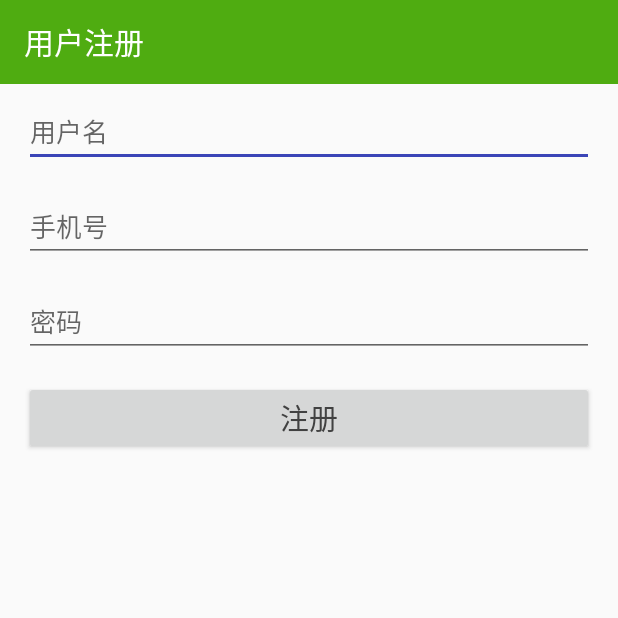
After one commit to crazyxu/SafeDrive-Android, an Android app: the RegisterActivity screen opened directly, with no data from a screen before it, on a phone screen of 412 x 824 dp, the top half of it. The commit adds this screen. Run offline under Robolectric (Android 15) with nearby library versions, the phone set to English and light mode, and no system bars; libraries missing offline, so code that uses them is left out: com.alibaba.fastjson, org.xutils, org.xutils.view, org.xutils.x; 1 statement that could not run was skipped.

Commit message:
登陆注册

```diff
--- a/app/build.gradle
+++ b/app/build.gradle
@@ -36,4 +36,5 @@ dependencies {
     compile 'com.mcxiaoke.volley:library:1.0.19'
     compile 'org.greenrobot:eventbus:3.0.0'
     compile 'com.alibaba:fastjson:1.2.8'
+    compile 'com.android.support:design:23.3.0'
 }
--- /dev/null
+++ b/app/src/main/java/me/xucan/safedrive/ui/activity/RegisterActivity.java
@@ -0,0 +1,78 @@
+package me.xucan.safedrive.ui.activity;
+
+import android.content.Intent;
+import android.os.Bundle;
+import android.support.v7.app.AppCompatActivity;
+import android.text.TextUtils;
+import android.view.View;
+import android.widget.EditText;
+import android.widget.TextView;
+import android.widget.Toast;
+
+import com.alibaba.fastjson.JSONObject;
+
+import org.xutils.view.annotation.ViewInject;
+import org.xutils.x;
+
+import java.util.HashMap;
+import java.util.Map;
+
+import me.xucan.safedrive.App;
+import me.xucan.safedrive.R;
+import me.xucan.safedrive.bean.User;
+import me.xucan.safedrive.db.MySp;
+import me.xucan.safedrive.message.RongManager;
+import me.xucan.safedrive.net.MJsonRequest;
+import me.xucan.safedrive.net.MRequestListener;
+import me.xucan.safedrive.net.NetParams;
+
+public class RegisterActivity extends AppCompatActivity implements MRequestListener{
+    @ViewInject(R.id.et_name)
+    private TextView etName;
+
+    @ViewInject(R.id.et_phone)
+    private EditText etPhone;
+
+    @ViewInject(R.id.et_pwd)
+    private EditText etPwd;
+
+    @Override
+    protected void onCreate(Bundle savedInstanceState) {
+        super.onCreate(savedInstanceState);
+        setContentView(R.layout.activity_register);
+        x.view().inject(this);
+    }
+
+    public void register(View view){
+        String name = etName.getText().toString();
+        String pwd = etPwd.getText().toString();
+        String phone = etPhone.getText().toString();
+        if (!TextUtils.isEmpty(name) && !TextUtils.isEmpty(pwd) && !TextUtils.isEmpty(phone)){
+            Map<String, Object> map = new HashMap<>();
+            User user = new User();
+            user.setUserName(name);
+            user.setPassword(pwd);
+            user.setPhone(phone);
+            map.put("user", user);
+            new MJsonRequest(NetParams.URL_USER_REGISTER, map, this).startRequest();
+        }else{
+            Toast.makeText(this, "请填写完整信息", Toast.LENGTH_SHORT).show();
+        }
+    }
+
+    @Override
+    public void onSuccess(String requestUrl, JSONObject response) {
+        User user = response.getObject("user", User.class);
+        App.getInstance().setUserId(user.getUserId());
+        App.getInstance().setToken(user.getToken());
+        MySp.saveUser(user);
+        RongManager.connect();
+        startActivity(new Intent(RegisterActivity.this, MainActivity.class));
+    }
+
+    @Override
+    public void onError(String requestUrl, int errCode, String errMsg) {
+        if (errCode == 101)
+            Toast.makeText(this, "该手机号已注册", Toast.LENGTH_SHORT).show();
+    }
+}
--- /dev/null
+++ b/app/src/main/res/layout/activity_register.xml
@@ -0,0 +1,60 @@
+<?xml version="1.0" encoding="utf-8"?>
+<LinearLayout xmlns:android="http://schemas.android.com/apk/res/android"
+    xmlns:tools="http://schemas.android.com/tools"
+    android:layout_width="match_parent"
+    android:layout_height="match_parent"
+    xmlns:app="http://schemas.android.com/apk/res-auto"
+    android:orientation="vertical"
+    tools:context="me.xucan.safedrive.ui.activity.RegisterActivity">
+    <android.support.v7.widget.Toolbar
+        android:layout_width="match_parent"
+        android:layout_height="?attr/actionBarSize"
+        android:background="?attr/colorPrimary"
+        app:theme="@style/ThemeOverlay.AppCompat.Dark.ActionBar"
+        app:title="用户注册"/>
+    <EditText
+        android:id="@+id/et_name"
+        android:layout_width="match_parent"
+        android:layout_height="wrap_content"
+        android:textSize="17sp"
+        android:textColor="@color/colorDarkGray"
+        android:layout_marginLeft="16dp"
+        android:layout_marginRight="16dp"
+        android:layout_marginTop="8dp"
+        android:layout_marginBottom="8dp"
+        android:hint="用户名"/>
+    <EditText
+        android:id="@+id/et_phone"
+        android:layout_width="match_parent"
+        android:layout_height="wrap_content"
+        android:textSize="17sp"
+        android:textColor="@color/colorDarkGray"
+        android:layout_marginLeft="16dp"
+        android:layout_marginRight="16dp"
+        android:layout_marginTop="8dp"
+        android:layout_marginBottom="8dp"
+        android:hint="手机号"/>
+    <EditText
+        android:id="@+id/et_pwd"
+        android:layout_width="match_parent"
+        android:layout_height="wrap_content"
+        android:textSize="17sp"
+        android:textColor="@color/colorDarkGray"
+        android:layout_marginLeft="16dp"
+        android:layout_marginRight="16dp"
+        android:layout_marginTop="8dp"
+        android:layout_marginBottom="8dp"
+        android:hint="密码"/>
+    <Button
+        android:onClick="register"
+        android:layout_width="match_parent"
+        android:layout_height="wrap_content"
+        android:textSize="19sp"
+        android:textColor="@color/colorDarkGray"
+        android:layout_marginLeft="16dp"
+        android:layout_marginRight="16dp"
+        android:layout_marginTop="8dp"
+        android:layout_marginBottom="8dp"
+        android:text="注册"/>
+
+</LinearLayout>
--- a/app/src/main/res/layout/fragment_my.xml
+++ b/app/src/main/res/layout/fragment_my.xml
@@ -1,8 +1,9 @@
-<FrameLayout xmlns:android="http://schemas.android.com/apk/res/android"
+<LinearLayout xmlns:android="http://schemas.android.com/apk/res/android"
     xmlns:tools="http://schemas.android.com/tools"
     android:layout_width="match_parent"
     android:layout_height="match_parent"
+    android:orientation="vertical"
     tools:context="me.xucan.safedrive.ui.fragment.MyFragment">
 
 
-</FrameLayout>
+</LinearLayout>
--- a/app/src/main/res/layout/fragment_simulation.xml
+++ b/app/src/main/res/layout/fragment_simulation.xml
@@ -8,7 +8,7 @@
         android:layout_height="50dp"
         android:paddingLeft="20dp"
         android:paddingRight="20dp"
-        android:background="@color/colorGray"
+        android:background="@color/colorGrayLight"
         android:id="@+id/rl_state">
         <TextView
             android:id="@+id/tv_cur_time"
--- a/app/src/main/res/layout/item_tab_host.xml
+++ b/app/src/main/res/layout/item_tab_host.xml
@@ -14,5 +14,5 @@
         android:layout_height="wrap_content"
         android:layout_marginTop="3dp"
         android:textSize="13sp"
-        android:textColor="@color/colorGray"/>
+        android:textColor="@color/colorGrayLight"/>
 </LinearLayout>
--- a/app/src/main/res/values/colors.xml
+++ b/app/src/main/res/values/colors.xml
@@ -1,10 +1,11 @@
 <?xml version="1.0" encoding="utf-8"?>
 <resources>
-    <color name="colorPrimary">#00fd7f</color>
-    <color name="colorPrimaryDark">#00fd7f</color>
-    <color name="colorAccent">#00fd7f</color>
-    <color name="colorGray">#d1d1d1</color>
-    <color name="colorDarkGray">#585757</color>
+    <color name="colorPrimary">#4fac11</color>
+    <color name="colorPrimaryDark">#368600</color>
+    <color name="colorAccent">#3b45b7</color>
+
+    <color name="colorGrayLight">#d1d1d1</color>
+    <color name="colorDarkGray">#414141</color>
     <!--list 背景色，点击色-->
     <color name="colorListBg">#ffffff</color>
     <color name="colorListBgPressed">#ededed</color>
--- a/app/src/main/res/values/styles.xml
+++ b/app/src/main/res/values/styles.xml
@@ -8,6 +8,11 @@
         <item name="colorAccent">@color/colorAccent</item>
     </style>
 
+    <style name="ToolbarTheme" parent="@style/ThemeOverlay.AppCompat.ActionBar">
+        <item name="android:textColor">@android:color/white</item>
+
+    </style>
+
     <style name="Divider_common">
         <item name="android:layout_width">match_parent</item>
         <item name="android:layout_height">1px</item>
```
Also changed, not shown: app/src/main/AndroidManifest.xml (+30 -15 lines), app/src/main/java/me/xucan/safedrive/bean/User.java (+14 -5 lines), app/src/main/java/me/xucan/safedrive/db/MySp.java (added, +47 -0 lines), app/src/main/java/me/xucan/safedrive/ui/activity/LoginActivity.java (added, +82 -0 lines), app/src/main/java/me/xucan/safedrive/ui/activity/MainActivity.java (+1 -55 lines), app/src/main/res/layout/activity_login.xml (added, +60 -0 lines), app/src/main/res/values/strings.xml (+14 -0 lines).
